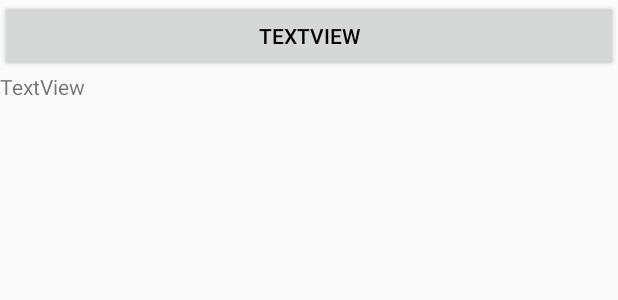
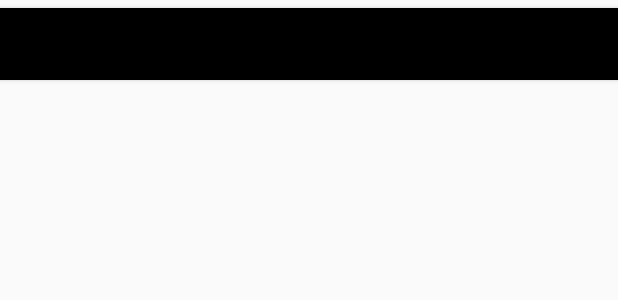
Before and after one commit to Tec9-RushB-Group/OurSpace, an Android app: the layout spaces_list_layout.xml on its own in the app's theme, with its tools: preview values and no code run, on a phone screen of 412 x 824 dp. Shown: the top 300 px of the screen. Run offline under Robolectric (Android 15) with nearby library versions, the phone set to English and light mode, and no system bars; Roboto replaces fonts that are not available here.

Commit message:
enter space

```diff
--- a/app/src/main/AndroidManifest.xml
+++ b/app/src/main/AndroidManifest.xml
@@ -22,6 +22,8 @@
         <activity android:name=".Profile"
             android:screenOrientation="portrait" />
         <activity android:name=".VerifyEmail"
+            android:screenOrientation="portrait" />
+        <activity android:name=".CurrentSpace"
             android:screenOrientation="portrait" />
         <activity android:name=".CreateSpace"
             android:screenOrientation="portrait" />
--- a/app/src/main/java/com/tec9rushbgroup/ourspace/CurrentSpace.java
+++ b/app/src/main/java/com/tec9rushbgroup/ourspace/CurrentSpace.java
@@ -15,7 +15,7 @@ import com.google.firebase.storage.FirebaseStorage;
 import java.util.List;
 
 public class CurrentSpace extends AppCompatActivity {
-/*
+
     String TAG = "CurrentSpace";
     private Button photosButton, logsButton, anniversaryButton; //Buttons
 
@@ -58,5 +58,5 @@ public class CurrentSpace extends AppCompatActivity {
             @Override
             public void onClick(View v) {}
         });
-    }   */
+    }
 }
--- a/app/src/main/res/layout/activity_logedin.xml
+++ b/app/src/main/res/layout/activity_logedin.xml
@@ -55,7 +55,8 @@
         android:layout_marginLeft="20dp"
         android:layout_marginTop="5dp"
         android:layout_marginRight="20dp"
-        android:layout_marginBottom="5dp" />
+        android:layout_marginBottom="5dp"
+        android:divider="@null" />
 
 
 
--- a/app/src/main/res/layout/spaces_list_layout.xml
+++ b/app/src/main/res/layout/spaces_list_layout.xml
@@ -7,11 +7,9 @@
         android:id="@+id/current_space_name"
         android:layout_width="match_parent"
         android:layout_height="wrap_content"
-        android:text="TextView" />
+        android:background="#000"
+        android:textColor="#fff"
+        android:layout_marginTop="5dp"
+        android:layout_marginBottom="5dp" />
 
-    <TextView
-        android:id="@+id/current_space_status"
-        android:layout_width="match_parent"
-        android:layout_height="wrap_content"
-        android:text="TextView" />
 </LinearLayout>
```
Also changed, not shown: app/src/main/java/com/tec9rushbgroup/ourspace/EnterSpacesButtonsList.java (+10 -5 lines), app/src/main/java/com/tec9rushbgroup/ourspace/Login.java (+14 -11 lines).
